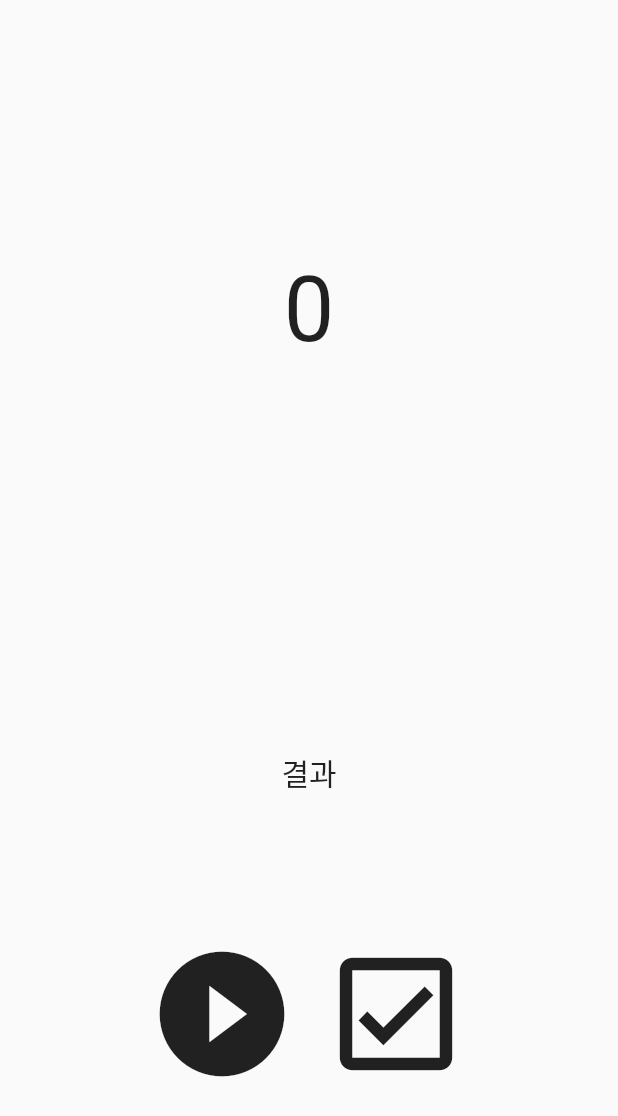
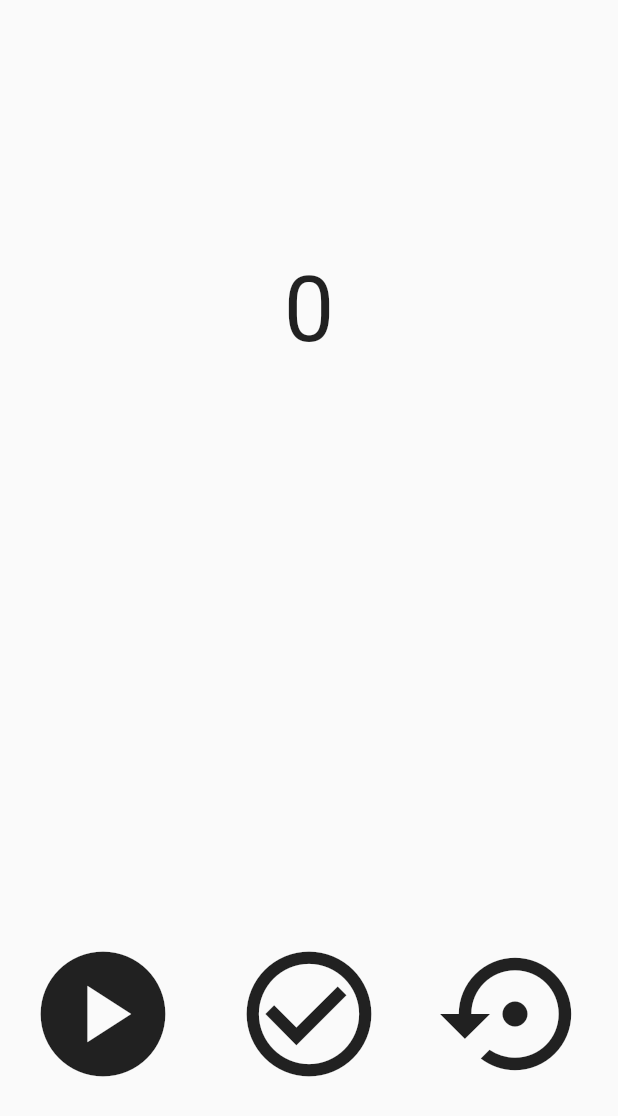
Before and after one commit to 64542/flutter_application_dice, a Flutter app: the screen it shows after launch, on a phone screen of 412 x 824 dp. Shown: the top 1116 px of the screen. Run offline on Flutter 3.47's test engine with Material 2 defaults, Android fonts, the phone set to English and light mode, and no system bars.

Commit message:
20230502

```diff
--- a/lib/main.dart
+++ b/lib/main.dart
@@ -15,17 +15,53 @@ class MyApp extends StatefulWidget {
 }
 
 class _MyAppState extends State<MyApp> {
-  Dice dice = Dice(size: 100);
+  Dice dice = Dice(size: 45);
   late Timer timer;
-  int resultNum = 0;
+  dynamic resultNum = 0;
+  String resultView = '';
+  bool isStart = false;
 
   void start() {
-    timer = Timer.periodic(Duration(milliseconds: 100), (timer) {
-      dice.shack();
+    if (!isStart & dice.dice.isNotEmpty) {
+      timer = Timer.periodic(const Duration(milliseconds: 10), (timer) {
+        dice.shake();
+        setState(() {
+          resultNum = dice.dice[0];
+          isStart = true;
+        });
+      });
+    }
+  }
+
+  void pickUp() {
+    if (dice.dice.isNotEmpty && isStart) {
       setState(() {
-        resultNum = dice.dice[0];
+        //  resultView = resultView + ' ' + dice.pick().toString();
+        resultView = '$resultView ${dice.pick()}';
       });
-      print(dice.pick());
+      if (dice.dice.isEmpty) {
+        //클래스이름.안에변수이름
+        timer.cancel();
+        setState(() {
+          isStart = false;
+          resultNum = '끝!!';
+        });
+      }
+    }
+  }
+
+  //초기화
+  //결과를 지우기
+  //배열을 다시 초기화=> 원래 크기로 만들기
+  void reset() {
+    setState(() {
+      resultNum = '';
+      resultView = '';
+      dice.init();
+      if (isStart) {
+        timer.cancel();
+      }
+      isStart = false;
     });
   }
 
@@ -38,30 +74,39 @@ class _MyAppState extends State<MyApp> {
             Flexible(
                 flex: 2,
                 child: Center(
-                  child: Text('$resultNum', style: TextStyle(fontSize: 60)),
+                  child: Text(
+                    '$resultNum',
+                    style: const TextStyle(fontSize: 60),
+                  ),
                 )),
             Flexible(
                 flex: 1,
                 child: Center(
-                  child: Text('결과', style: TextStyle(fontSize: 20)),
+                  child: Text(
+                    resultView,
+                    style: const TextStyle(fontSize: 20),
+                  ),
                 )),
             Flexible(
                 flex: 1,
                 child: Row(
-                  mainAxisAlignment: MainAxisAlignment.center,
+                  mainAxisAlignment: MainAxisAlignment.spaceAround,
                   children: [
                     IconButton(
                         iconSize: 100,
                         onPressed: start,
-                        icon: Icon(
-                          Icons.play_circle_fill_outlined,
+                        icon: const Icon(
+                          Icons.play_circle,
                         )),
                     IconButton(
                         iconSize: 100,
-                        onPressed: () {},
-                        icon: Icon(
-                          Icons.check_box_outlined,
-                        )),
+                        onPressed: pickUp,
+                        icon: const Icon(Icons.check_circle_outline)),
+                    IconButton(
+                        iconSize: 100,
+                        onPressed: reset,
+                        icon:
+                            const Icon(Icons.settings_backup_restore_outlined)),
                   ],
                 )),
           ],
```
Also changed, not shown: lib/dice.dart (+8 -1 lines).
